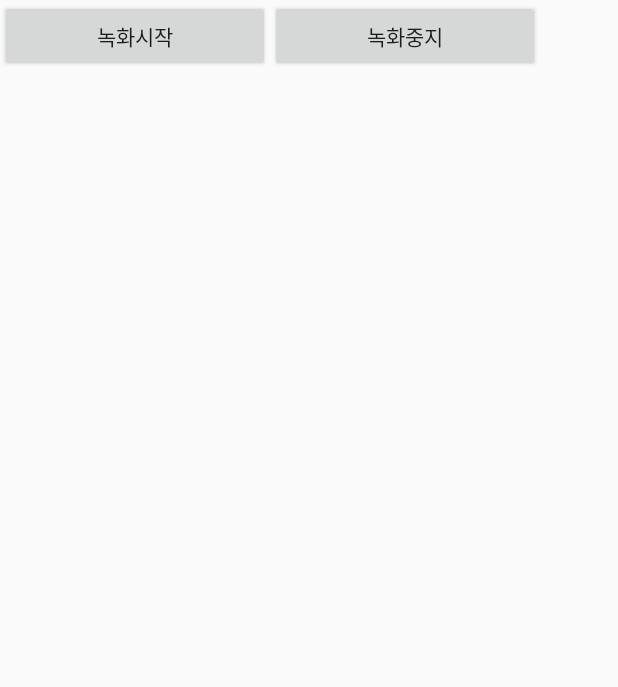
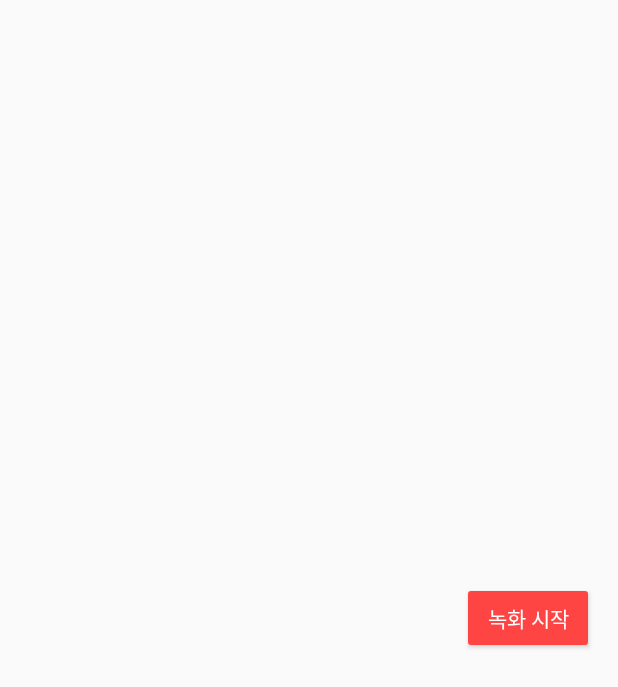
Before and after one commit to siyeonkm/Capstone_Android, an Android app: the layout activity_record.xml on its own in the app's theme, with its tools: preview values and no code run, on a phone screen of 412 x 824 dp. Shown: the top 687 px of the screen. Run offline under Robolectric (Android 15) with nearby library versions, the phone set to English and light mode, and no system bars.

Commit message:
동영상 촬영 및 저장

```diff
--- a/app/src/main/AndroidManifest.xml
+++ b/app/src/main/AndroidManifest.xml
@@ -6,6 +6,7 @@
     <uses-permission android:name="android.permission.CAMERA" />
     <uses-permission android:name="android.permission.READ_EXTERNAL_STORAGE" />
     <uses-permission android:name="android.permission.WRITE_EXTERNAL_STORAGE" />
+    <uses-permission android:name="android.permission.RECORD_AUDIO" />
 
     <uses-feature
         android:name="android.hardware.camera"
--- a/app/src/main/res/layout/activity_record.xml
+++ b/app/src/main/res/layout/activity_record.xml
@@ -7,32 +7,20 @@
     android:orientation="vertical"
     tools:context=".MainActivity">
 
-    <LinearLayout
-        android:layout_width="match_parent"
-        android:layout_height="wrap_content"
-        android:orientation="horizontal">
-
-        <Button
-            android:id="@+id/button"
-            android:layout_width="wrap_content"
-            android:layout_height="wrap_content"
-            android:width="180dp"
-            android:text="녹화시작" />
-
-        <Button
-            android:id="@+id/button2"
-            android:layout_width="wrap_content"
-            android:layout_height="wrap_content"
-            android:width="180dp"
-            android:text="녹화중지" />
-
-    </LinearLayout>
-
     <FrameLayout
         android:id="@+id/container"
         android:layout_width="match_parent"
         android:layout_height="match_parent"
         >
+        <Button
+            android:id="@+id/record"
+            android:layout_width="wrap_content"
+            android:layout_height="wrap_content"
+            android:layout_margin="16dp"
+            android:backgroundTint="@android:color/holo_red_light"
+            android:text="녹화 시작"
+            android:textColor="@android:color/white"
+            android:layout_gravity="center|right"/>
 
 
     </FrameLayout>
```
Also changed, not shown: app/build.gradle (+8 -1 lines), app/src/main/java/com/example/capstoneblackbox/RecordActivity.java (+71 -16 lines).
